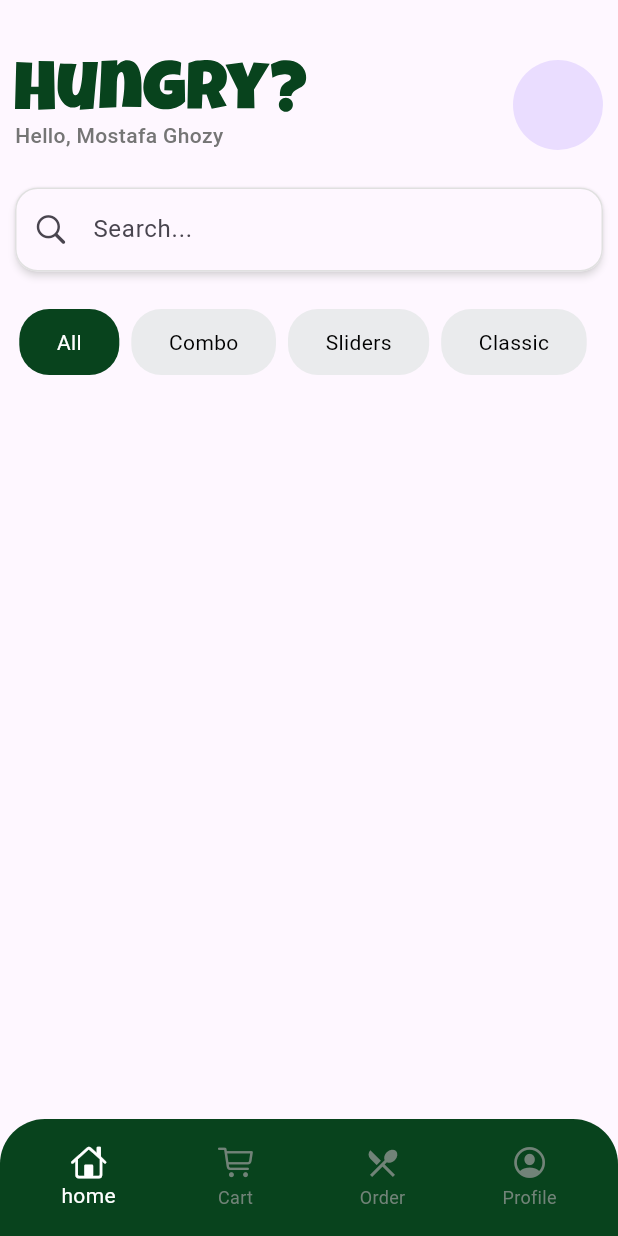
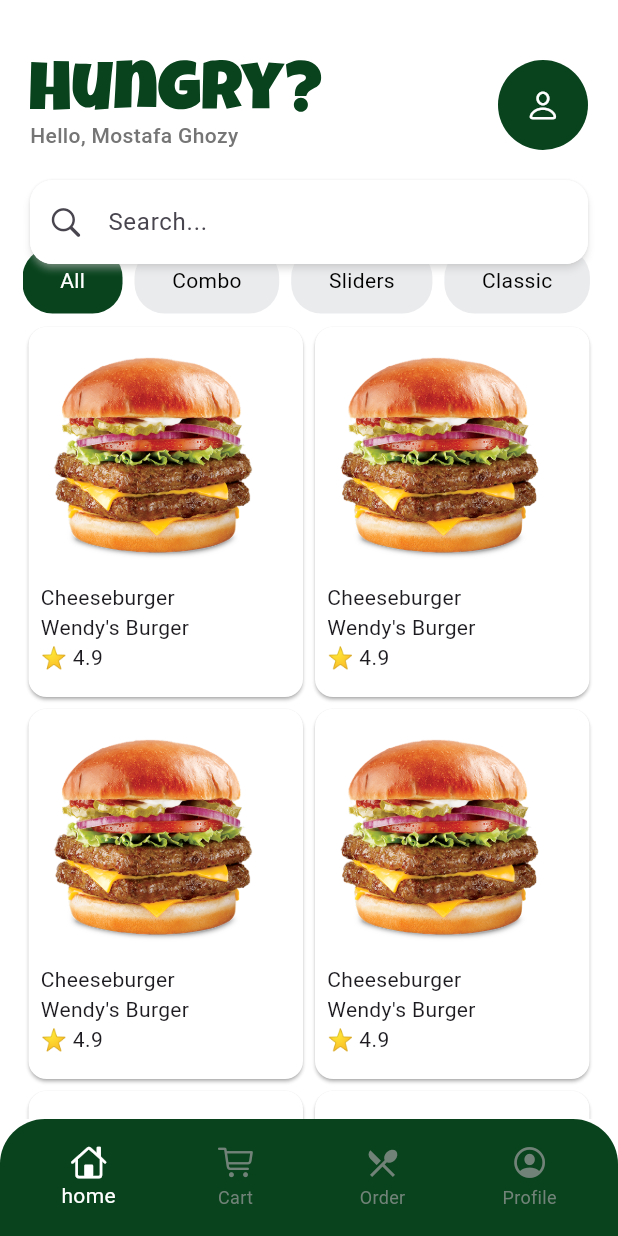
Before and after one commit to Mostafaghozy/AuraEats, a Flutter app: the screen it shows after launch, on a phone screen of 412 x 824 dp. Run offline on Flutter 3.47's test engine with Material 3 defaults, Android fonts, the phone set to English and light mode, and no system bars; our stand-ins replace flutter_svg, gap, lottie.

Commit message:
complete home view UI

```diff
--- a/lib/features/home/views/home_view.dart
+++ b/lib/features/home/views/home_view.dart
@@ -1,5 +1,9 @@
 import 'package:aura_eats/core/constants/app_colors.dart';
 import 'package:aura_eats/core/constants/app_strings.dart';
+import 'package:aura_eats/features/home/widgets/card_item.dart';
+import 'package:aura_eats/features/home/widgets/food_category.dart';
+import 'package:aura_eats/features/home/widgets/search_field.dart';
+import 'package:aura_eats/features/home/widgets/user_header.dart';
 import 'package:aura_eats/shared/custom_text.dart';
 import 'package:flutter/cupertino.dart';
 import 'package:flutter/foundation.dart';
@@ -23,96 +27,58 @@ class _HomeViewState extends State<HomeView> {
     return GestureDetector(
       onTap: () => FocusScope.of(context).unfocus(),
       child: Scaffold(
-        body: Center(
+        body: CustomScrollView(
+          slivers: [
+            //header
+            SliverAppBar(
+              elevation: 0,
+              pinned: true,
+              floating: false,
+              scrolledUnderElevation: 0,
+              backgroundColor: Colors.white,
+              toolbarHeight: 160,
+              automaticallyImplyLeading: false,
+              flexibleSpace: Padding(
+                padding: const EdgeInsets.only(top: 40, right: 20, left: 20),
+                child: Column(children: [UserHeader(), Gap(20), SearchField()]),
+              ),
+            ),
+            //search+category
+            SliverToBoxAdapter(
               child: Padding(
-            padding: const EdgeInsets.symmetric(horizontal: 10.0),
-            child: Column(
-              children: [
-                Gap(40),
-                Row(
-                  children: [
-                    Column(
-                      crossAxisAlignment: CrossAxisAlignment.start,
-                      children: [
-                        SvgPicture.asset(
-                          "assets/logo/Hungry_.svg",
-                          color: AppColors.primary,
-                          height: 35,
+                padding: const EdgeInsets.symmetric(
+                  horizontal: 15.0,
+                  vertical: 5,
                 ),
-                        Gap(5),
-
-                        CustomText(
-                          text: "Hello, Mostafa Ghozy",
-                          size: 14,
-                          weight: FontWeight.w500,
-                          color: Colors.grey.shade600,
-                        ),
-                      ],
-                    ),
-                    Spacer(),
-                    CircleAvatar(radius: 30),
-                  ],
-                ),
-                Gap(25),
-                Material(
-                  elevation: 2,
-                  shadowColor: Colors.white,
-                  borderRadius: BorderRadius.circular(15),
-                  child: TextField(
-                    decoration: InputDecoration(
-                      prefixIcon: Icon(CupertinoIcons.search),
-                      hintText: "Search...",
-
-                      enabledBorder: OutlineInputBorder(
-                        borderRadius: BorderRadius.circular(15),
-                        borderSide: BorderSide(color: Colors.grey.shade300),
-                      ),
-                      focusedBorder: OutlineInputBorder(
-                        borderRadius: BorderRadius.circular(15),
-                        borderSide: BorderSide(color: Colors.grey.shade300),
+                child: FoodCategory(
+                  selectedIndex: selectedIndex,
+                  category: category,
                 ),
               ),
             ),
+
+            //GridView
+            SliverPadding(
+              padding: EdgeInsets.symmetric(horizontal: 15),
+              sliver: SliverGrid(
+                gridDelegate: SliverGridDelegateWithFixedCrossAxisCount(
+                  crossAxisCount: 2,
+                  childAspectRatio: 0.75,
                 ),
-                Gap(25),
-                SingleChildScrollView(
-                  scrollDirection: Axis.horizontal,
-                  child: Row(
-                    children: List.generate(category.length, (index) {
-                      return GestureDetector(
-                        onTap: () {
-                          setState(() {
-                            selectedIndex = index;
-                          });
-                        },
-                        child: Container(
-                          margin: EdgeInsets.only(right: 8),
-                          decoration: BoxDecoration(
-                            color: selectedIndex == index
-                                ? AppColors.primary
-                                : Color.fromARGB(255, 234, 235, 237),
-                            borderRadius: BorderRadius.circular(20),
-                          ),
-                          padding: EdgeInsets.symmetric(
-                            horizontal: 25,
-                            vertical: 12,
-                          ),
-                          child: CustomText(
-                            text: category[index],
-                            color: selectedIndex == index
-                                ? Colors.white
-                                : Colors.black,
+                delegate: SliverChildBuilderDelegate(
+                  childCount: 6,
+                  (context, index) => CardItem(
+                    image: 'assets/home/test.png',
+                    text: "Cheeseburger",
+                    desc: "Wendy's Burger",
+                    rate: '4.9',
                   ),
                 ),
-                      );
-                    }),
               ),
             ),
           ],
         ),
       ),
-        ),
-      ),
     );
   }
 }
--- /dev/null
+++ b/lib/features/home/widgets/card_item.dart
@@ -0,0 +1,35 @@
+import 'package:aura_eats/shared/custom_text.dart';
+import 'package:flutter/material.dart';
+import 'package:gap/gap.dart';
+
+class CardItem extends StatelessWidget {
+  const CardItem({
+    super.key,
+    required this.image,
+    required this.text,
+    required this.desc,
+    required this.rate,
+  });
+  final String image, text, desc, rate;
+
+  @override
+  Widget build(BuildContext context) {
+    return Card(
+      color: Colors.white,
+      shadowColor: Colors.grey,
+      child: Padding(
+        padding: const EdgeInsets.all(8.0),
+        child: Column(
+          crossAxisAlignment: CrossAxisAlignment.start,
+          children: [
+            Image.asset(image, width: 150),
+            Gap(10),
+            CustomText(text: text),
+            CustomText(text: desc),
+            CustomText(text: "⭐ $rate"),
+          ],
+        ),
+      ),
+    );
+  }
+}
--- /dev/null
+++ b/lib/features/home/widgets/food_category.dart
@@ -0,0 +1,60 @@
+// ignore_for_file: public_member_api_docs, sort_constructors_first
+import 'package:aura_eats/core/constants/app_colors.dart';
+import 'package:flutter/cupertino.dart';
+import 'package:flutter/material.dart';
+
+import 'package:aura_eats/shared/custom_text.dart';
+
+class FoodCategory extends StatefulWidget {
+  FoodCategory({
+    super.key,
+    required this.selectedIndex,
+    required this.category,
+  });
+  final int selectedIndex;
+  final List category;
+
+  @override
+  State<FoodCategory> createState() => _FoodCategoryState();
+}
+
+class _FoodCategoryState extends State<FoodCategory> {
+  late int selectedIndex;
+  @override
+  void initState() {
+    selectedIndex = widget.selectedIndex;
+    super.initState();
+  }
+
+  @override
+  Widget build(BuildContext context) {
+    return SingleChildScrollView(
+      scrollDirection: Axis.horizontal,
+      child: Row(
+        children: List.generate(widget.category.length, (index) {
+          return GestureDetector(
+            onTap: () {
+              setState(() {
+                selectedIndex = index;
+              });
+            },
+            child: Container(
+              margin: EdgeInsets.only(right: 8),
+              decoration: BoxDecoration(
+                color: selectedIndex == index
+                    ? AppColors.primary
+                    : Color.fromARGB(255, 234, 235, 237),
+                borderRadius: BorderRadius.circular(20),
+              ),
+              padding: EdgeInsets.symmetric(horizontal: 25, vertical: 12),
+              child: CustomText(
+                text: widget.category[index],
+                color: selectedIndex == index ? Colors.white : Colors.black,
+              ),
+            ),
+          );
+        }),
+      ),
+    );
+  }
+}
--- /dev/null
+++ b/lib/features/home/widgets/search_field.dart
@@ -0,0 +1,32 @@
+import 'package:flutter/cupertino.dart';
+import 'package:flutter/material.dart';
+
+class SearchField extends StatelessWidget {
+  const SearchField({super.key});
+
+  @override
+  Widget build(BuildContext context) {
+    return Material(
+      elevation: 2,
+      shadowColor: Colors.white,
+      borderRadius: BorderRadius.circular(15),
+      child: TextField(
+        decoration: InputDecoration(
+          prefixIcon: Icon(CupertinoIcons.search),
+          hintText: "Search...",
+          fillColor: Colors.white,
+          filled: true,
+
+          enabledBorder: OutlineInputBorder(
+            borderRadius: BorderRadius.circular(15),
+            borderSide: BorderSide(color: Colors.white54),
+          ),
+          focusedBorder: OutlineInputBorder(
+            borderRadius: BorderRadius.circular(15),
+            borderSide: BorderSide(color: Colors.white54),
+          ),
+        ),
+      ),
+    );
+  }
+}
--- /dev/null
+++ b/lib/features/home/widgets/user_header.dart
@@ -0,0 +1,42 @@
+import 'package:aura_eats/core/constants/app_colors.dart';
+import 'package:aura_eats/shared/custom_text.dart';
+import 'package:flutter/cupertino.dart';
+import 'package:flutter/material.dart';
+import 'package:flutter_svg/svg.dart';
+import 'package:gap/gap.dart';
+
+class UserHeader extends StatelessWidget {
+  const UserHeader({super.key});
+
+  @override
+  Widget build(BuildContext context) {
+    return Row(
+      children: [
+        Column(
+          crossAxisAlignment: CrossAxisAlignment.start,
+          children: [
+            SvgPicture.asset(
+              "assets/logo/Hungry_.svg",
+              color: AppColors.primary,
+              height: 35,
+            ),
+            Gap(5),
+
+            CustomText(
+              text: "Hello, Mostafa Ghozy",
+              size: 14,
+              weight: FontWeight.w500,
+              color: Colors.grey.shade600,
+            ),
+          ],
+        ),
+        Spacer(),
+        CircleAvatar(
+          radius: 30,
+          child: Icon(CupertinoIcons.person, color: Colors.white),
+          backgroundColor: AppColors.primary,
+        ),
+      ],
+    );
+  }
+}
--- a/lib/main.dart
+++ b/lib/main.dart
@@ -13,6 +13,10 @@ class MyApp extends StatelessWidget {
   const MyApp({super.key});
   @override
   Widget build(BuildContext context) {
-    return MaterialApp(debugShowCheckedModeBanner: false, home: Root());
+    return MaterialApp(
+      debugShowCheckedModeBanner: false,
+      theme: ThemeData(scaffoldBackgroundColor: Colors.white),
+      home: Root(),
+    );
   }
 }
--- a/lib/root.dart
+++ b/lib/root.dart
@@ -29,8 +29,8 @@ class _RootState extends State<Root> {
     return Scaffold(
       body: PageView(
         controller: controller,
+        physics: NeverScrollableScrollPhysics(),
         children: screens,
-        physics: NeverScrollableScrollPhysics(),
       ),
 
       bottomNavigationBar: Container(
```
Also changed, not shown: assets/home/test.png (added). Lines whose indentation alone changed are shown as unchanged.
